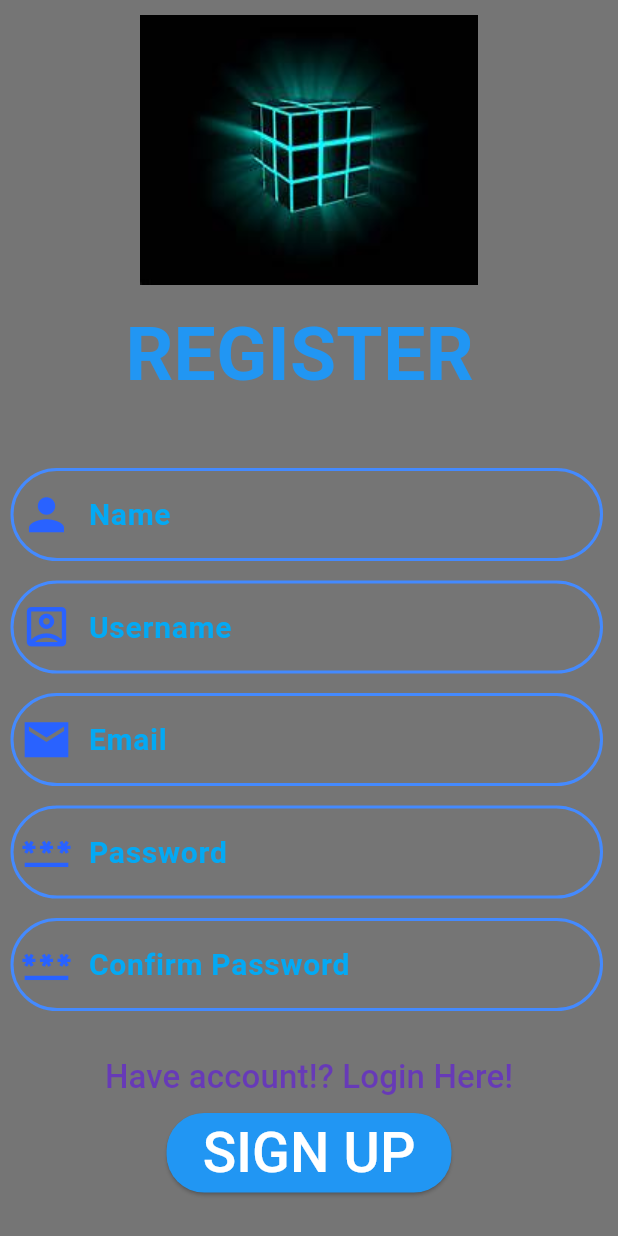
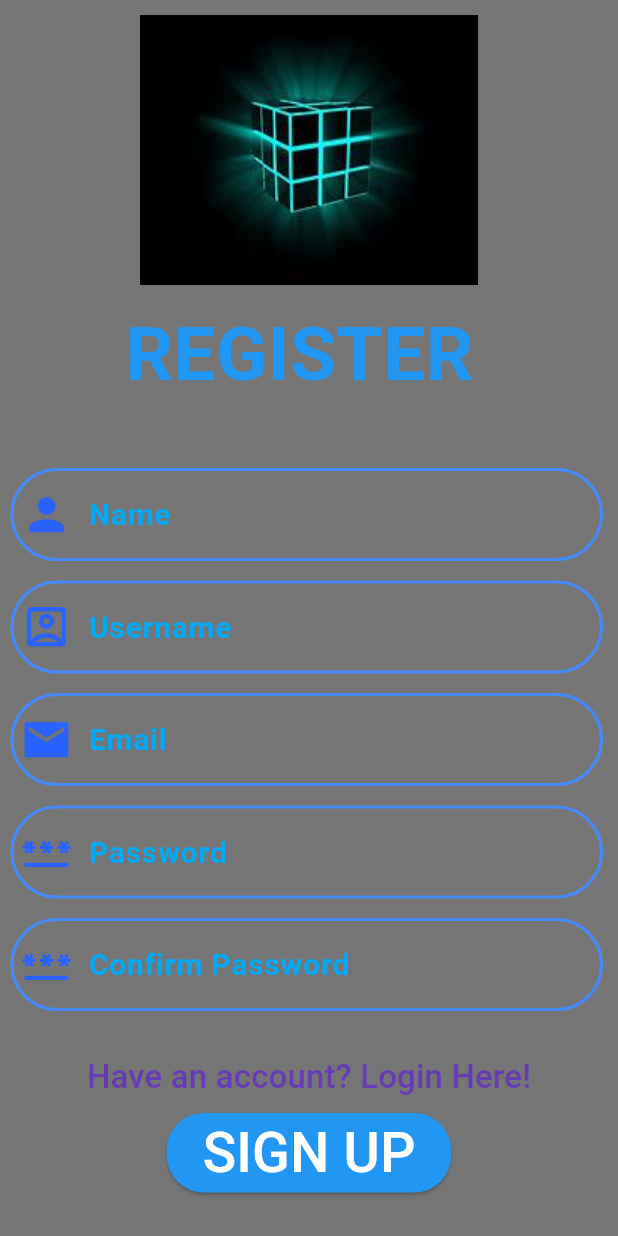
Before and after one commit to ossrndc/connectify, a Flutter app: the screen it shows after launch, after a tap on "No account? Register Here!", on a phone screen of 412 x 824 dp. Run offline on Flutter 3.47's test engine with Material 3 defaults, Android fonts, the phone set to English and light mode, and no system bars; our stand-ins replace firebase_auth, firebase_core; accounts and stored records are empty; network calls fail.

Commit message:
fix 4 issue

```diff
--- a/lib/Screens/Login.dart
+++ b/lib/Screens/Login.dart
@@ -4,104 +4,135 @@ import 'package:flutter/material.dart';
 import '../Common_widgets/Button.dart';
 import '../Common_widgets/Custom_Box.dart';
 
+import 'package:connectify/Screens/SignUp.dart';
+import 'package:firebase_auth/firebase_auth.dart';
+import 'package:flutter/material.dart';
+
+import '../Common_widgets/Button.dart';
+import '../Common_widgets/Custom_Box.dart';
+
+
 class Login extends StatefulWidget {
-  const Login({super.key});
+  const Login({Key? key}) : super(key: key);
 
   @override
   State<Login> createState() => _LoginState();
 }
 
 class _LoginState extends State<Login> {
-  bool textColorcheck2 = true;
-  Color textColor2=Colors.blue;
+  bool textColorCheck2 = true;
+  Color textColor2 = Colors.blue;
+  TextEditingController emailController = TextEditingController();
+  TextEditingController passwordController = TextEditingController();
 
-  TextEditingController Usernamecontroller=TextEditingController();
-  TextEditingController emailcontroller=TextEditingController();
-  TextEditingController passwordcontroller=TextEditingController();
-
-  void changecolor(){
+  void changeColor() {
     setState(() {
-      textColor2 =textColorcheck2?Colors.lightBlueAccent:Colors.purple;
+      textColor2 = textColorCheck2 ? Colors.lightBlueAccent : Colors.purple;
     });
   }
+
+  Future<void> signIn(BuildContext context) async {
+    try {
+      UserCredential userCredential = await FirebaseAuth.instance.signInWithEmailAndPassword(
+        email: emailController.text.trim(),
+        password: passwordController.text.trim(),
+      );
+      if (userCredential.user != null) {
+
+        Navigator.pushNamed(context, "/MainPage");
+      } else {
+
+        print('Error signing in: User not found');
+      }
+    } catch (e) {
+
+      print('Error signing in: $e');
+    }
+  }
+
   @override
   Widget build(BuildContext context) {
     return Scaffold(
-        backgroundColor:Colors.black12,
-        body:SingleChildScrollView(
+      backgroundColor: Colors.black12,
+      body: SingleChildScrollView(
         child: Column(
           children: [
             Padding(
-            padding: const EdgeInsets.only(top:0,bottom:0),
+              padding: const EdgeInsets.only(top: 0, bottom: 0),
               child: Container(
-              width:900,
-              height:300,
-              child: Image.asset('lib/Utility/Images/cube.jpg'
+                width: 900,
+                height: 300,
+                child: Image.asset('lib/Utility/Images/cube.jpg'),
               ),
             ),
-          ),
-        Text('LOGIN ',style: TextStyle(
+            Text(
+              'LOGIN',
+              style: TextStyle(
                 color: Colors.blue,
                 fontSize: 50,
                 fontWeight: FontWeight.bold,
-        ),),
+              ),
+            ),
             Custom_Box(
-             top:40.0,
+              top: 40.0,
               prefixIconColor: Colors.blueAccent.shade700,
-               controller:Usernamecontroller,
-                 prefixicon:Icon(Icons.person,size:35),
-                  hintText:'Username'),
-
+              controller: emailController,
+              prefixicon: Icon(Icons.person, size: 35),
+              hintText: 'Email',
+            ),
             Custom_Box(
               top: 20,
               prefixIconColor: Colors.blueAccent.shade700,
-        controller:passwordcontroller,
-        prefixicon:Icon(Icons.password,size:35),
-        hintText:'Password '),
+              controller: passwordController,
+              prefixicon: Icon(Icons.password, size: 35),
+              hintText: 'Password',
+            ),
             SizedBox(
               height: 40,
             ),
             Row(
               mainAxisAlignment: MainAxisAlignment.end,
-
               children: [
                 TextButton(
-                  onPressed: (){},
-                  child:Text(
-                    'Forget Password?',style: TextStyle(
+                  onPressed: () {
+
+                  },
+                  child: Text(
+                    'Forgot Password?',
+                    style: TextStyle(
                       fontSize: 22,
                       color: Colors.white,
-
                     ),
-                  ) ),
+                  ),
+                ),
               ],
             ),
             TextButton(
-        onPressed: (){
-        textColorcheck2=!textColorcheck2;
-        changecolor();
+              onPressed: () {
+                textColorCheck2 = !textColorCheck2;
+                changeColor();
                 Navigator.push(
                   context,
-          MaterialPageRoute(builder: (context)=>SignUp()
-        ),);
-        }, child:Text(
-        'No account? Register Here!',style: TextStyle(
+                  MaterialPageRoute(builder: (context) => SignUp()),
+                );
+              },
+              child: Text(
+                'No account? Register Here!',
+                style: TextStyle(
                   fontStyle: FontStyle.italic,
                   fontSize: 22,
                   color: Colors.deepPurple,
-
                 ),
-        ) ),
-
+              ),
+            ),
             SizedBox(
               height: 10,
             ),
-
             Button(
-        onPressed: (){
-            Navigator.pushNamed(context,"/SignUp");
-        },
-        Text: 'LOGIN', color: Colors.white, size: 40.0,
+              onPressed: () => signIn(context),
+              Text: 'LOGIN',
+              color: Colors.white,
+              size: 40.0,
             ),
           ],
         ),
--- a/lib/Screens/SignUp.dart
+++ b/lib/Screens/SignUp.dart
@@ -1,110 +1,132 @@
+import 'package:flutter/material.dart';
+import 'package:firebase_auth/firebase_auth.dart';
 import 'package:connectify/Common_widgets/Button.dart';
 import 'package:connectify/Screens/Login.dart';
-import 'package:flutter/cupertino.dart';
-import 'package:flutter/material.dart';
-
 import '../Common_widgets/Custom_Box.dart';
 
 class SignUp extends StatefulWidget {
-
- const SignUp({super.key});
+  const SignUp({Key? key}) : super(key: key);
 
   @override
   State<SignUp> createState() => _SignUpState();
-
 }
 
 class _SignUpState extends State<SignUp> {
- bool textColorcheck = true;
- Color textColor=Colors.blue;
- //key
- final _signuformpkey =GlobalKey<FormState>();
-  final TextEditingController nameController=TextEditingController();
-  final TextEditingController usernameController=TextEditingController();
-  final TextEditingController emailController=TextEditingController();
-  final TextEditingController passwordController=TextEditingController();
-  final TextEditingController confirmPasswordController=TextEditingController();
+  bool textColorcheck = true;
+  Color textColor = Colors.blue;
+  FirebaseAuth _auth = FirebaseAuth.instance;
+  final GlobalKey<FormState> _signupformKey = GlobalKey<FormState>();
+  final TextEditingController nameController = TextEditingController();
+  final TextEditingController usernameController = TextEditingController();
+  final TextEditingController emailController = TextEditingController();
+  final TextEditingController passwordController = TextEditingController();
+  final TextEditingController confirmPasswordController = TextEditingController();
 
-  void changecolor(){
+  void changecolor() {
     setState(() {
-     textColor =textColorcheck?Colors.lightBlueAccent:Colors.purple;
+      textColor = textColorcheck ? Colors.lightBlueAccent : Colors.purple;
     });
   }
+
+  void signUpWithEmailAndPassword(BuildContext context) async {
+    try {
+      UserCredential userCredential = await _auth.createUserWithEmailAndPassword(
+        email: emailController.text,
+        password: passwordController.text,
+      );
+      print('User signed up: ${userCredential.user!.email}');
+      // Navigate to the next screen after successful signup
+
+         Navigator.pushNamed(context, "/MainPage");
+
+    } catch (e) {
+      print('Failed to sign up: $e');
+      // Handle signup errors here
+    }
+  }
+
   @override
   Widget build(BuildContext context) {
     return Scaffold(
-      backgroundColor:Colors.black54,
-      body:SingleChildScrollView(
+      backgroundColor: Colors.black54,
+      body: SingleChildScrollView(
         child: Form(
-          key:_signuformpkey,
+          key: _signupformKey,
           child: Column(
             children: [
               Padding(
-                padding: const EdgeInsets.only(top:0,bottom:0),
+                padding: const EdgeInsets.only(top: 0, bottom: 0),
                 child: Container(
-                  width:900,
-                  height:200,
-                  child: Image.asset('lib/Utility/Images/cube.jpg'
+                  width: 900,
+                  height: 200,
+                  child: Image.asset('lib/Utility/Images/cube.jpg'),
+                ),
+              ),
+              Text(
+                'REGISTER ',
+                style: TextStyle(
+                  color: Colors.blue,
+                  fontSize: 50,
+                  fontWeight: FontWeight.bold,
+                ),
+              ),
+              Custom_Box(
+                top: 40.0,
+                prefixIconColor: Colors.blueAccent.shade700,
+                controller: nameController,
+                prefixicon: Icon(Icons.person, size: 35),
+                hintText: 'Name',
+              ),
+              Custom_Box(
+                prefixIconColor: Colors.blueAccent.shade700,
+                controller: usernameController,
+                prefixicon: Icon(Icons.account_box_outlined, size: 35),
+                hintText: 'Username',
+              ),
+              Custom_Box(
+                prefixIconColor: Colors.blueAccent.shade700,
+                controller: emailController,
+                prefixicon: Icon(Icons.email_sharp, size: 35),
+                hintText: 'Email',
+              ),
+              Custom_Box(
+                prefixIconColor: Colors.blueAccent.shade700,
+                controller: passwordController,
+                prefixicon: Icon(Icons.password, size: 35),
+                hintText: 'Password',
+              ),
+              Custom_Box(
+                prefixIconColor: Colors.blueAccent.shade700,
+                controller: confirmPasswordController,
+                prefixicon: Icon(Icons.password, size: 35),
+                hintText: 'Confirm Password',
+              ),
+              SizedBox(
+                height: 9,
+              ),
+              TextButton(
+                onPressed: () {
+                  textColorcheck = !textColorcheck;
+                  changecolor();
+                  Navigator.push(
+                    context,
+                    MaterialPageRoute(builder: (context) => Login()),
+                  );
+                },
+                child: Text(
+                  'Have an account? Login Here!',
+                  style: TextStyle(
+                    fontSize: 22,
+                    color: Colors.deepPurple,
                   ),
                 ),
               ),
-              Text('REGISTER ',style: TextStyle(
-                color: Colors.blue,
-                fontSize: 50,
-                fontWeight: FontWeight.bold,
-              ),),
-              Custom_Box(
-                top:40.0,
-                prefixIconColor: Colors.blueAccent.shade700,
-                  controller:nameController,
-                  prefixicon:Icon(Icons.person,size:35),
-                  hintText:'Name'),
-
-              Custom_Box(
-                  prefixIconColor: Colors.blueAccent.shade700,
-                  controller:usernameController,
-                  prefixicon:Icon(Icons.account_box_outlined,size:35),
-                  hintText:'Username'),
-              Custom_Box(
-                  prefixIconColor: Colors.blueAccent.shade700,
-                  controller:emailController,
-                  prefixicon:Icon(Icons.email_sharp,size:35),
-                  hintText:'Email'),
-              Custom_Box(
-                  prefixIconColor: Colors.blueAccent.shade700,
-                  controller:passwordController,
-                  prefixicon:Icon(Icons.password,size:35),
-                  hintText:'Password'),
-              Custom_Box(
-                  prefixIconColor: Colors.blueAccent.shade700,
-                  controller:confirmPasswordController,
-                  prefixicon:Icon(Icons.password,size:35),
-                  hintText:'Confirm Password'),
-              SizedBox(
-                height:9,
+              Button(
+                onPressed: () => signUpWithEmailAndPassword(context),
+                Text: 'SIGN UP',
+                color: Colors.white,
+                size: 37.0,
               ),
-          TextButton(
-              onPressed: (){
-                textColorcheck=!textColorcheck;
-                changecolor();
-                Navigator.push(
-                  context,
-                  MaterialPageRoute(builder: (context)=>Login()
-                  ),);
-
-              }, child:Text(
-            'Have account!? Login Here!',style: TextStyle(
-                fontSize: 22,
-               color: Colors.deepPurple,
-
-          ),
-          ) ),
-          Button(
-            onPressed: (){
-                  Navigator.pushNamed(context, "/MainPage");
-            },
-              Text: 'SIGN UP', color: Colors.white, size: 37.0,
-          ),
             ],
           ),
         ),
--- a/lib/main.dart
+++ b/lib/main.dart
@@ -1,9 +1,13 @@
 import 'package:connectify/Screens/Login.dart';
 import 'package:connectify/Screens/MainPage.dart';
 import 'package:connectify/Screens/SignUp.dart';
+import 'package:connectify/firebase_options.dart';
+import 'package:firebase_core/firebase_core.dart';
 import 'package:flutter/material.dart';
 
-void main() {
+void main() async {
+  WidgetsFlutterBinding.ensureInitialized();
+  await Firebase.initializeApp(options: DefaultFirebaseOptions.currentPlatform);
   runApp(const MyApp());
 }
 
--- a/pubspec.yaml
+++ b/pubspec.yaml
@@ -38,6 +38,10 @@ dependencies:
   http: ^1.2.1
   json_serializer: ^0.2.0
   json_annotation: ^4.8.1
+  firebase_auth: ^4.19.4
+  firebase_core: ^2.30.1
+  cloud_firestore: ^4.17.2
+  firebase_storage: ^11.7.4
 
 dev_dependencies:
   flutter_test:
```
Also changed, not shown: firebase.json (added), lib/firebase_options.dart (added), pubspec.lock, 4 other files. Lines whose indentation alone changed are shown as unchanged.
